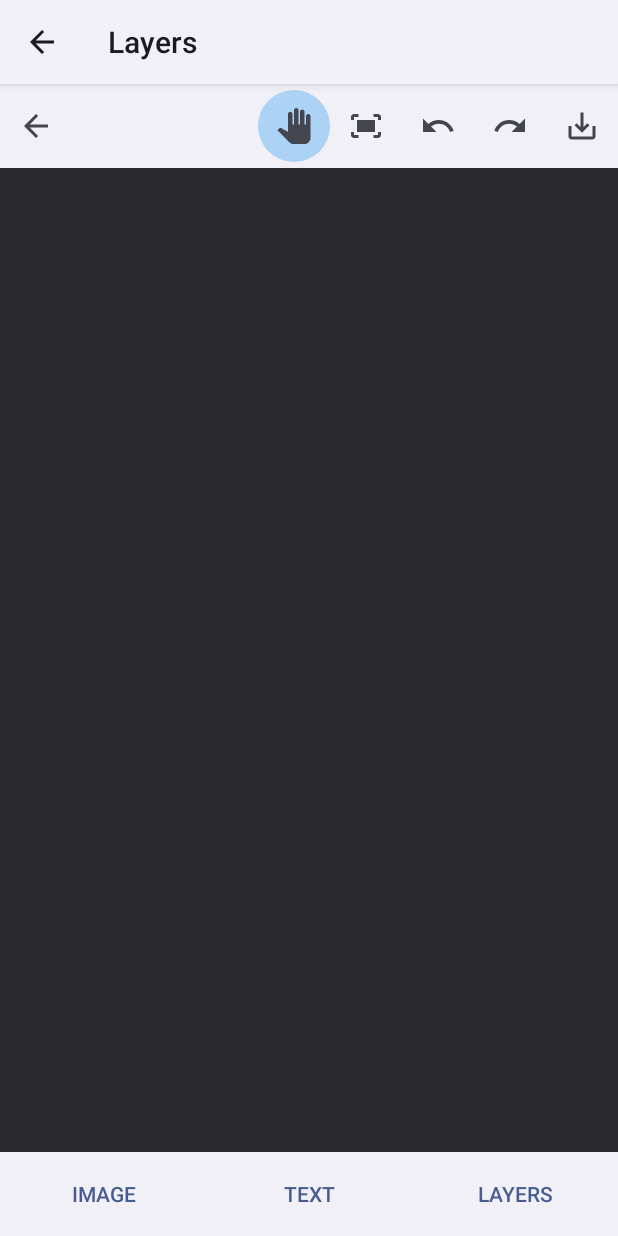
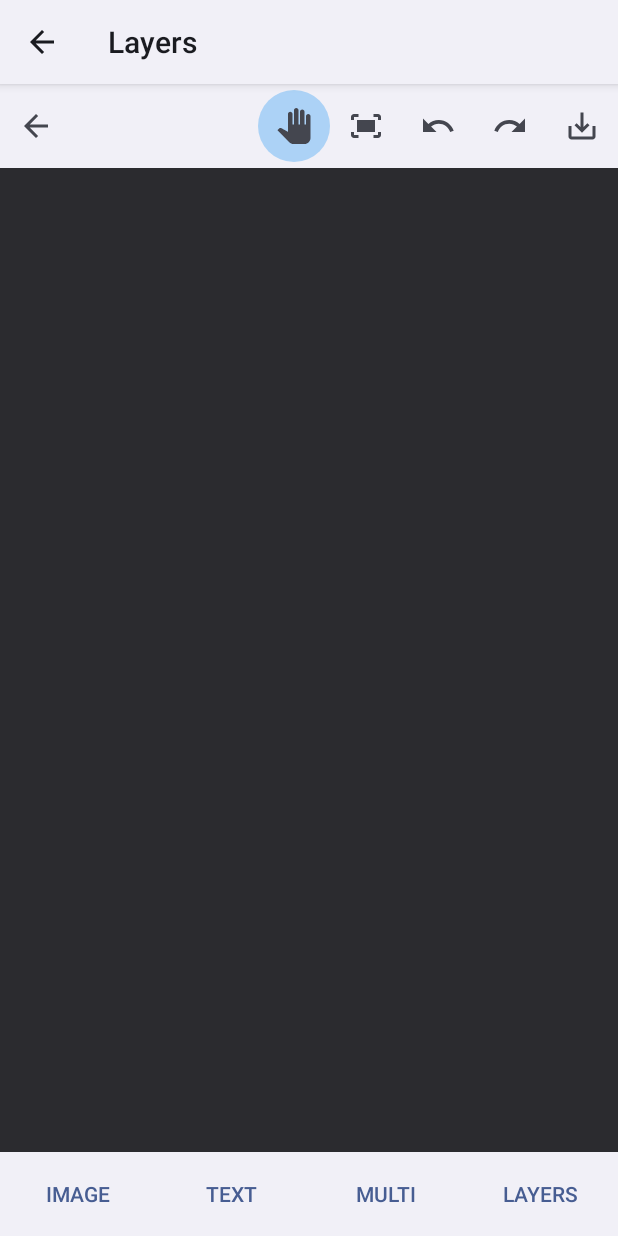
Before and after one commit to drhydr0/OpenLayers, an Android app: the EditorActivity screen opened directly, with no data from a screen before it, after a tap on an icon or button, on a phone screen of 412 x 824 dp. Run offline under Robolectric (Android 15) with nearby library versions, the phone set to English and light mode, and no system bars; 1 statement that could not run was skipped.

Commit message:
Add multiselect with shared transforms and multi-delete
- "Multi" toggles multiselect: taps on the canvas or layer rows add or
  remove layers; tapping empty canvas clears the selection.
- Several selected layers show one bounding box. Dragging, pinching,
  and twisting move them as one rigid group; the corner and rotation
  handles scale and turn them around the box center. Each gesture is
  one undo step ("Move 3 layers").
- A selection bar shows the count and a Delete button; deleting several
  layers is one undo step. Locked layers are skipped.
- Group scale and rotation math is plain Kotlin with JVM tests.

Co-Authored-By: Claude Fable 5.2 <noreply@anthropic.com>
Claude-Session: https://claude.ai/code/session_01TR9B781iKaywFzwKjXBGyT

```diff
--- a/app/src/main/java/io/github/drhydr0/layers/ui/EditorActivity.kt
+++ b/app/src/main/java/io/github/drhydr0/layers/ui/EditorActivity.kt
@@ -55,6 +55,8 @@ class EditorActivity : Activity() {
     private lateinit var undoButton: ImageButton
     private lateinit var redoButton: ImageButton
     private lateinit var saveStatus: TextView
+    private lateinit var selectionBar: View
+    private lateinit var selectionCount: TextView
     private val saveTracker = SaveTracker()
     private lateinit var layersPanel: LayersPanel
     private lateinit var layersContainer: View
@@ -78,6 +80,7 @@ class EditorActivity : Activity() {
         setUpTouch()
         setUpLayersPanel()
         setUpNavigation()
+        setUpSelectionBar()
         findViewById<ImageButton>(R.id.editor_export).setOnClickListener {
             val doc = session?.document ?: return@setOnClickListener
             ExportSheet.show(this, doc.canvas, ::runExport)
@@ -161,7 +164,10 @@ class EditorActivity : Activity() {
             hitTest = hitTest,
             document = { session?.document },
             commit = { session?.commit(it) },
-            onSelectionChanged = { refreshLayers() },
+            onSelectionChanged = {
+                refreshLayers()
+                refreshSelectionBar()
+            },
             onEditText = ::editText,
         )
         canvasView.setOnTouchListener(touch)
@@ -227,12 +233,37 @@ class EditorActivity : Activity() {
         findViewById<ImageButton>(R.id.editor_fit).setOnClickListener { canvasView.fitToScreen() }
     }
 
+    private fun setUpSelectionBar() {
+        selectionBar = findViewById(R.id.editor_selection_bar)
+        selectionCount = findViewById(R.id.editor_selection_count)
+        val multi = findViewById<Button>(R.id.editor_multiselect)
+        multi.setOnClickListener {
+            touch.multiSelectMode = !touch.multiSelectMode
+            multi.isActivated = touch.multiSelectMode
+            multi.contentDescription = getString(
+                if (touch.multiSelectMode) R.string.editor_multiselect_on else R.string.editor_multiselect_off,
+            )
+        }
+        findViewById<Button>(R.id.editor_delete_selection).setOnClickListener {
+            val current = session ?: return@setOnClickListener
+            // Locked layers are protected from deletion along with the rest of the selection.
+            val ids = touch.selectedIds.filter { current.document.layer(it)?.locked == false }
+            if (ids.isNotEmpty()) current.commit(RemoveLayers.of(current.document, ids))
+        }
+    }
+
+    private fun refreshSelectionBar() {
+        val count = touch.selectedIds.size
+        selectionBar.visibility = if (count == 0) View.GONE else View.VISIBLE
+        if (count > 0) selectionCount.text = resources.getQuantityString(R.plurals.selection_count, count, count)
+    }
+
     private fun setUpLayersPanel() {
         layersContainer = findViewById(R.id.editor_layers_panel)
         layersEmpty = findViewById(R.id.editor_layers_empty)
         layersPanel = LayersPanel(
             list = findViewById(R.id.editor_layers_list),
-            onSelect = touch::select,
+            onSelect = { id -> if (touch.multiSelectMode) touch.toggle(id) else touch.select(id) },
             onMove = { id, to ->
                 val doc = session?.document ?: return@LayersPanel
                 session?.commit(MoveLayer.of(doc, id, to))
@@ -259,7 +290,7 @@ class EditorActivity : Activity() {
         val doc = session?.document ?: return
         if (layersContainer.visibility != View.VISIBLE) return
         layersEmpty.visibility = if (doc.layers.isEmpty()) View.VISIBLE else View.GONE
-        layersPanel.show(doc, touch.selectedId)
+        layersPanel.show(doc, touch.selectedIds)
     }
 
     private fun askRenameLayer(layer: Layer) {
--- a/app/src/main/java/io/github/drhydr0/layers/ui/LayersPanel.kt
+++ b/app/src/main/java/io/github/drhydr0/layers/ui/LayersPanel.kt
@@ -32,7 +32,7 @@ class LayersPanel(
     private val onDelete: (Layer) -> Unit,
 ) {
     private var rows: MutableList<Layer> = mutableListOf()
-    private var selectedId: LayerId? = null
+    private var selectedIds: Set<LayerId> = emptySet()
     private var dragFrom = -1
     private val adapter = Adapter()
 
@@ -67,11 +67,11 @@ class LayersPanel(
         touchHelper.attachToRecyclerView(list)
     }
 
-    fun show(document: Document, selected: LayerId?) {
+    fun show(document: Document, selected: Set<LayerId>) {
         // Don't rebuild under a finger mid-drag; the drop commits and refreshes.
         if (dragFrom >= 0) return
         rows = document.layers.asReversed().toMutableList()
-        selectedId = selected
+        selectedIds = selected
         @Suppress("NotifyDataSetChanged") // Layer lists are rebuilt from immutable snapshots.
         adapter.notifyDataSetChanged()
     }
@@ -130,7 +130,7 @@ class LayersPanel(
                 if (layer.locked) R.string.layers_unlock else R.string.layers_lock, layer.name,
             )
             lock.setOnClickListener { onToggleLocked(layer) }
-            itemView.isActivated = layer.id == selectedId
+            itemView.isActivated = layer.id in selectedIds
             itemView.contentDescription = context.getString(R.string.layers_select_description, layer.name)
             itemView.setOnClickListener { onSelect(layer.id) }
             handle.contentDescription = context.getString(R.string.layers_drag_description, layer.name)
--- a/app/src/main/res/layout/activity_editor.xml
+++ b/app/src/main/res/layout/activity_editor.xml
@@ -116,6 +116,35 @@
             android:text="@string/layers_empty" />
     </FrameLayout>
 
+    <!-- Actions for the current selection; hidden when nothing is selected. -->
+    <LinearLayout
+        android:id="@+id/editor_selection_bar"
+        android:layout_width="match_parent"
+        android:layout_height="wrap_content"
+        android:gravity="center_vertical"
+        android:orientation="horizontal"
+        android:paddingStart="16dp"
+        android:paddingEnd="4dp"
+        android:visibility="gone">
+
+        <TextView
+            android:id="@+id/editor_selection_count"
+            android:layout_width="0dp"
+            android:layout_height="wrap_content"
+            android:layout_weight="1"
+            android:accessibilityLiveRegion="polite"
+            android:textAppearance="?android:attr/textAppearanceSmall" />
+
+        <Button
+            android:id="@+id/editor_delete_selection"
+            style="?android:attr/borderlessButtonStyle"
+            android:layout_width="wrap_content"
+            android:layout_height="wrap_content"
+            android:contentDescription="@string/selection_delete_description"
+            android:minHeight="48dp"
+            android:text="@string/selection_delete" />
+    </LinearLayout>
+
     <LinearLayout
         android:layout_width="match_parent"
         android:layout_height="wrap_content"
@@ -143,6 +172,17 @@
             android:text="@string/editor_add_text" />
 
         <Button
+            android:id="@+id/editor_multiselect"
+            style="?android:attr/buttonBarButtonStyle"
+            android:layout_width="0dp"
+            android:layout_height="wrap_content"
+            android:layout_weight="1"
+            android:background="@drawable/layer_row_background"
+            android:contentDescription="@string/editor_multiselect_off"
+            android:minHeight="56dp"
+            android:text="@string/editor_multiselect" />
+
+        <Button
             android:id="@+id/editor_layers"
             style="?android:attr/buttonBarButtonStyle"
             android:layout_width="0dp"
--- a/app/src/main/res/values/strings.xml
+++ b/app/src/main/res/values/strings.xml
@@ -149,5 +149,14 @@
     <string name="layers_unlock">Unlock %1$s</string>
     <string name="layers_toggle_visible_generic">Show or hide layer</string>
     <string name="layers_toggle_lock_generic">Lock or unlock layer</string>
+    <string name="editor_multiselect">Multi</string>
+    <string name="editor_multiselect_off">Multiselect: off. Tap to select several layers.</string>
+    <string name="editor_multiselect_on">Multiselect: on. Tap layers to add or remove them.</string>
+    <plurals name="selection_count">
+        <item quantity="one">%d layer selected</item>
+        <item quantity="other">%d layers selected</item>
+    </plurals>
+    <string name="selection_delete">Delete</string>
+    <string name="selection_delete_description">Delete the selected layers</string>
     <string name="editor_open_failed">Could not open the project.</string>
 </resources>
```
Also changed, not shown: app/src/main/java/io/github/drhydr0/layers/interaction/CanvasTouchController.kt (+103 -56 lines), app/src/main/java/io/github/drhydr0/layers/interaction/GestureMath.kt (+28 -0 lines), app/src/main/java/io/github/drhydr0/layers/interaction/SelectionOverlay.kt (+42 -19 lines), 1 other file.
